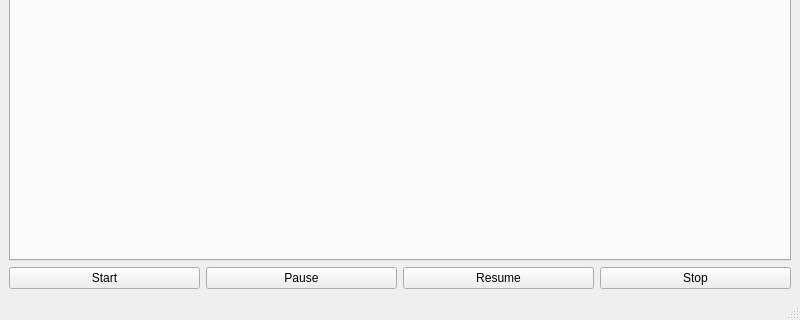
Above: branches/michal/src/qt_gui/ltr_gui.ui from uglyDwarf/linuxtrack before the change; both pictures show x 0 to 800 and y 280 to 600 of the 800 by 600 pixel window. Below: the same form after it.
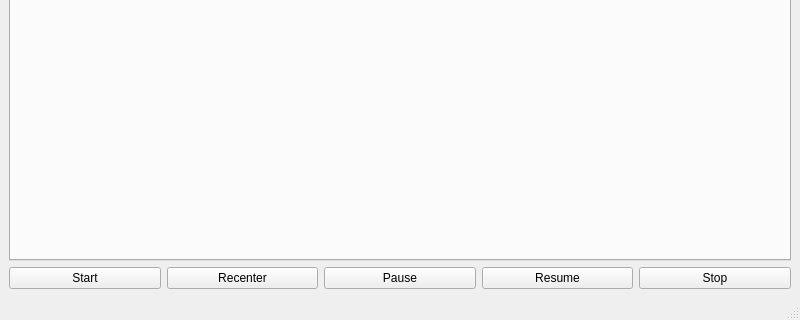
That is the form after the change.

Commit message: Corrected axes (Pitch ty and tz were opposite to what they should be). Added recenter button to the presentation part.

What changed in the file:
```diff
--- a/branches/michal/src/qt_gui/ltr_gui.ui
+++ b/branches/michal/src/qt_gui/ltr_gui.ui
@@ -62,6 +62,13 @@
           </property>
          </widget>
         </item>
+        <item>
+         <widget class="QPushButton" name="recenterButton">
+          <property name="text">
+           <string>Recenter</string>
+          </property>
+         </widget>
+        </item>
         <item>
          <widget class="QPushButton" name="pauseButton">
           <property name="sizePolicy">
```
The commit also changes 3 other files.
